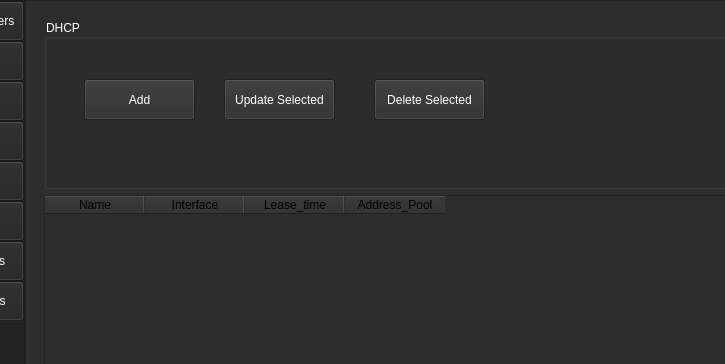
This is UI/ui_main.ui in monico18/LTI-SDN-Controller as Qt 5 draws it before an edit; both pictures show x 85 to 810 and y 0 to 364 of the 1168 by 723 pixel window. The edited form follows.
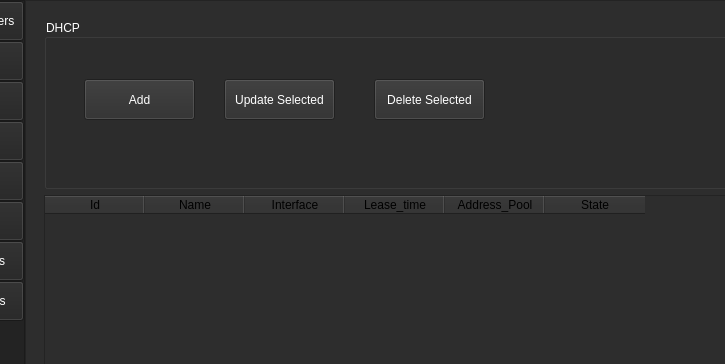
This is the edited form. The open tabs and pages were chosen to show the change.

Diff of the .ui file:
```diff
--- a/UI/ui_main.ui
+++ b/UI/ui_main.ui
@@ -6534,6 +6534,11 @@
                   </disabled>
                  </palette>
                 </property>
+                <column>
+                 <property name="text">
+                  <string>Id</string>
+                 </property>
+                </column>
                 <column>
                  <property name="text">
                   <string>Name</string>
@@ -6554,6 +6559,11 @@
                   <string>Address_Pool</string>
                  </property>
                 </column>
+                <column>
+                 <property name="text">
+                  <string>State</string>
+                 </property>
+                </column>
                </widget>
               </item>
              </layout>
```
